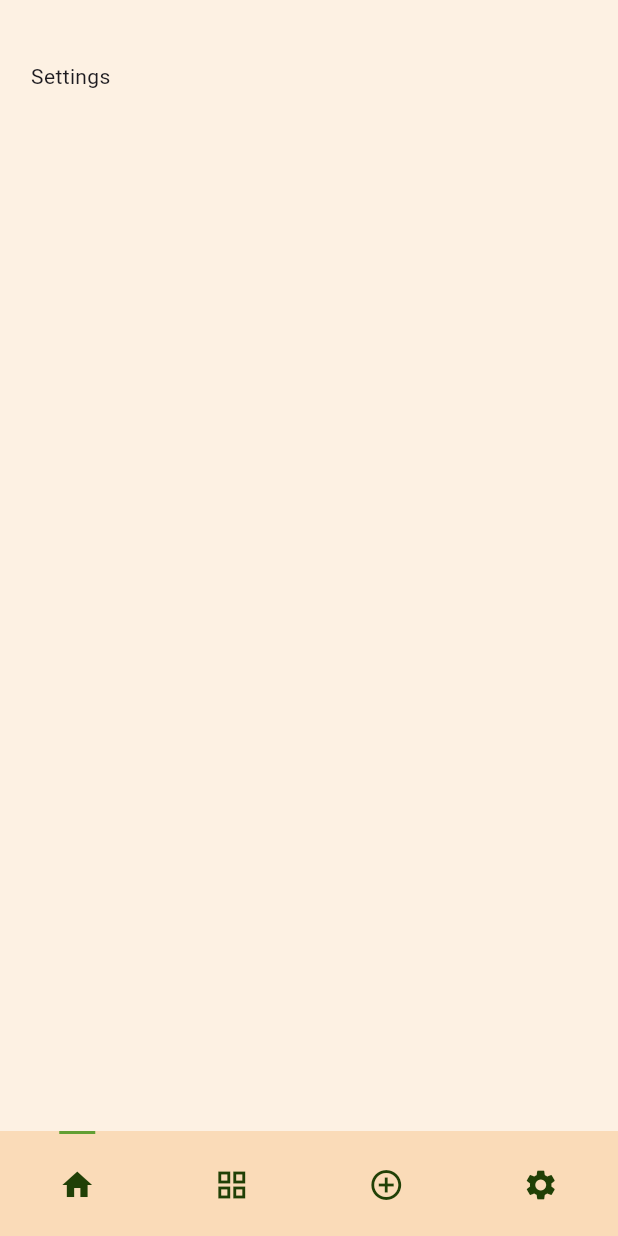
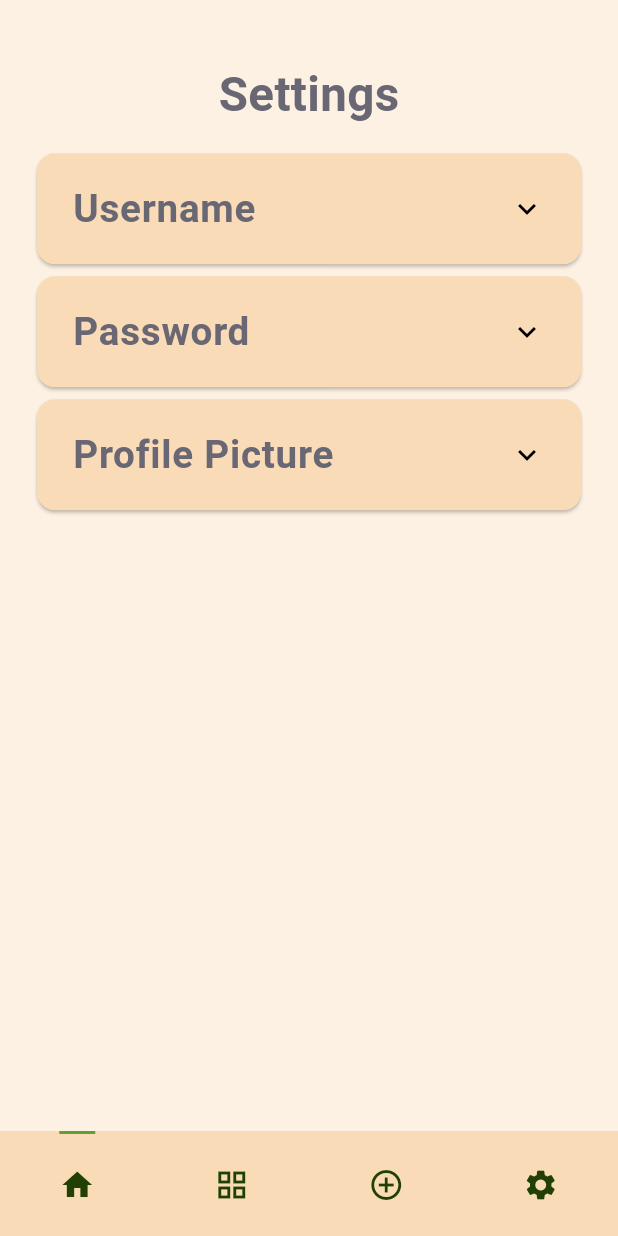
Before and after one commit to Team-Wilhelm/BotaniQue-MobDev, a Flutter app: the screen it shows after launch, swiped to page 4, on a phone screen of 412 x 824 dp. Run offline on Flutter 3.47's test engine with Material 3 defaults, Android fonts, the light colour scheme and no system bars; our stand-ins replace flutter_bloc, lottie; missing offline and left inert: dart:ffi; network calls fail.

Commit message:
expanded tiles for setting created

```diff
--- a/botanique/lib/settings/settings_screen.dart
+++ b/botanique/lib/settings/settings_screen.dart
@@ -1,13 +1,99 @@
+import 'dart:ffi';
+
+import 'package:flutter/material.dart';
+import 'package:botanique/shared/app_text.dart';
 import 'package:botanique/shared/screen_base.dart';
-import 'package:flutter/material.dart';
+import 'package:botanique/style/app_style.dart';
 
-class SettingsScreen extends StatelessWidget {
+class SettingsScreen extends StatefulWidget {
   const SettingsScreen({super.key});
 
   @override
+  State<SettingsScreen> createState() => _SettingsScreenState();
+}
+
+class _SettingsScreenState extends State<SettingsScreen> {
+  int openPanelId = -1; // Ensure this starts with a neutral value.
+
+  @override
   Widget build(BuildContext context) {
+    List<PanelItem> items = <PanelItem>[
+      PanelItem(
+          id: 1,
+          headerValue: 'Username',
+          expandedValue: 'Change your username here'),
+      PanelItem(
+          id: 2,
+          headerValue: 'Password',
+          expandedValue: 'Change your password here'),
+      PanelItem(
+          id: 3,
+          headerValue: 'Profile Picture',
+          expandedValue: 'Update your profile picture here'),
+    ];
+
     return ScreenBase(
-      child: const Text("Settings"),
+      child: SingleChildScrollView(
+        child: Column(
+          children: [
+            const AppText(
+                text: "Settings",
+                fontSize: TextSizes.h1,
+                fontWeight: FontWeight.bold),
+            spacer,
+            ...items.map((item) => _buildExpansionTile(item)).toList(),
+          ],
+        ),
+      ),
+    );
+  }
+
+  Widget _buildExpansionTile(PanelItem item) {
+    return Card(
+      child: Theme(
+        data: Theme.of(context).copyWith(dividerColor: Colors.transparent),
+        child: ExpansionTile(
+          tilePadding: EdgeInsets.symmetric(horizontal: 24, vertical: 8),
+          childrenPadding: EdgeInsets.symmetric(horizontal: 16, vertical: 8),
+          initiallyExpanded: item.id == openPanelId,
+          key: PageStorageKey<int>(item.id),
+          iconColor: AppColors.accent,
+          title: AppText(
+              text: item.headerValue,
+              fontSize: TextSizes.h3,
+              fontWeight: FontWeight.bold),
+          onExpansionChanged: (bool expanded) {
+            setState(() {
+              if (expanded) {
+                openPanelId = item.id;
+              } else if (openPanelId == item.id) {
+                openPanelId = -1;
+              }
+            });
+          },
+          children: [
+            ListTile(
+              title: AppText(text: item.expandedValue),
+              subtitle: const AppText(text: 'Tap to edit'),
+              onTap: () {
+                // Additional actions can be triggered here.
+              },
+            ),
+          ],
+        ),
+      ),
     );
   }
 }
+
+class PanelItem {
+  int id; // Unique identifier, used for handling expansion state
+  String headerValue;
+  String expandedValue;
+
+  PanelItem({
+    required this.id,
+    required this.headerValue,
+    required this.expandedValue,
+  });
+}
--- a/botanique/lib/shared/screen_base.dart
+++ b/botanique/lib/shared/screen_base.dart
@@ -23,7 +23,6 @@ class ScreenBase extends StatelessWidget {
           ),
           child: child,
         ),
-        // bottomNavigationBar: const AppNavbar(),
       ),
     );
   }
```
